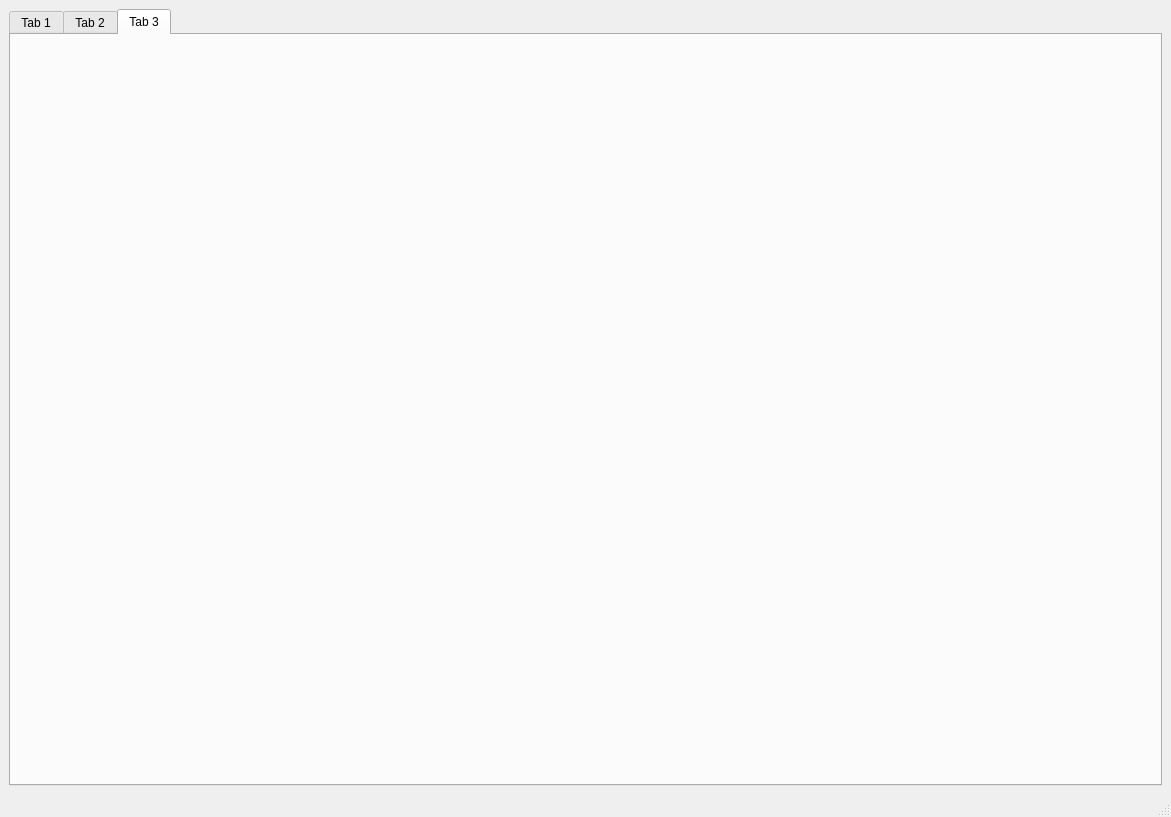
Above: GUI.ui from po2198/QS_TimeTrace_GUI_Movies before the change. Below: the same form after it.
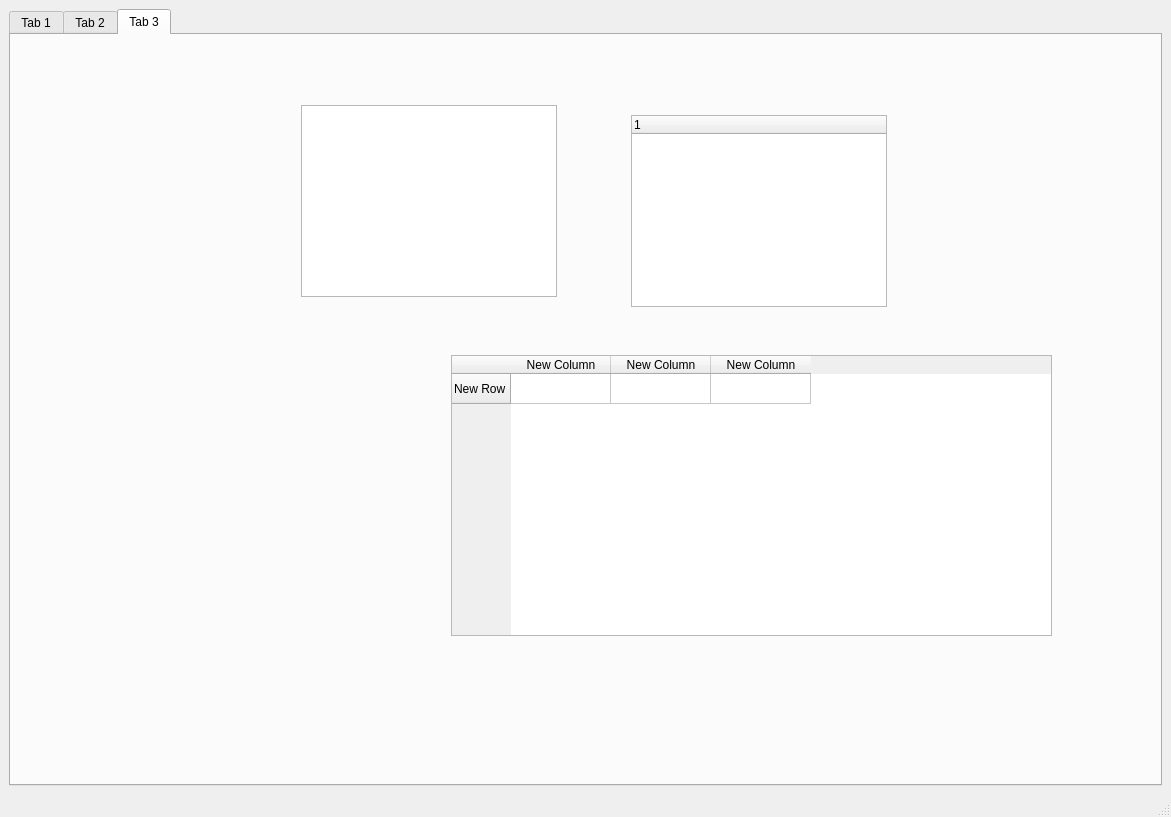
That is the form after the change. The open tabs and pages were chosen to show the change. Custom widgets are drawn as their Qt base class.

What changed in the file:
```diff
--- a/GUI.ui
+++ b/GUI.ui
@@ -558,6 +558,71 @@
        <attribute name="title">
         <string>Tab 3</string>
        </attribute>
+       <widget class="QListWidget" name="listWidget">
+        <property name="geometry">
+         <rect>
+          <x>290</x>
+          <y>70</y>
+          <width>256</width>
+          <height>192</height>
+         </rect>
+        </property>
+       </widget>
+       <widget class="QTreeWidget" name="treeWidget">
+        <property name="geometry">
+         <rect>
+          <x>620</x>
+          <y>80</y>
+          <width>256</width>
+          <height>192</height>
+         </rect>
+        </property>
+        <column>
+         <property name="text">
+          <string notr="true">1</string>
+         </property>
+        </column>
+       </widget>
+       <widget class="QTableWidget" name="tableWidget">
+        <property name="geometry">
+         <rect>
+          <x>440</x>
+          <y>320</y>
+          <width>601</width>
+          <height>281</height>
+         </rect>
+        </property>
+        <row>
+         <property name="text">
+          <string>New Row</string>
+         </property>
+        </row>
+        <column>
+         <property name="text">
+          <string>New Column</string>
+         </property>
+        </column>
+        <column>
+         <property name="text">
+          <string>New Column</string>
+         </property>
+        </column>
+        <column>
+         <property name="text">
+          <string>New Column</string>
+         </property>
+        </column>
+       </widget>
+       <widget class="PlotWidget" name="widget" native="true">
+        <property name="geometry">
+         <rect>
+          <x>29</x>
+          <y>360</y>
+          <width>381</width>
+          <height>241</height>
+         </rect>
+        </property>
+       </widget>
       </widget>
      </widget>
     </item>
```
